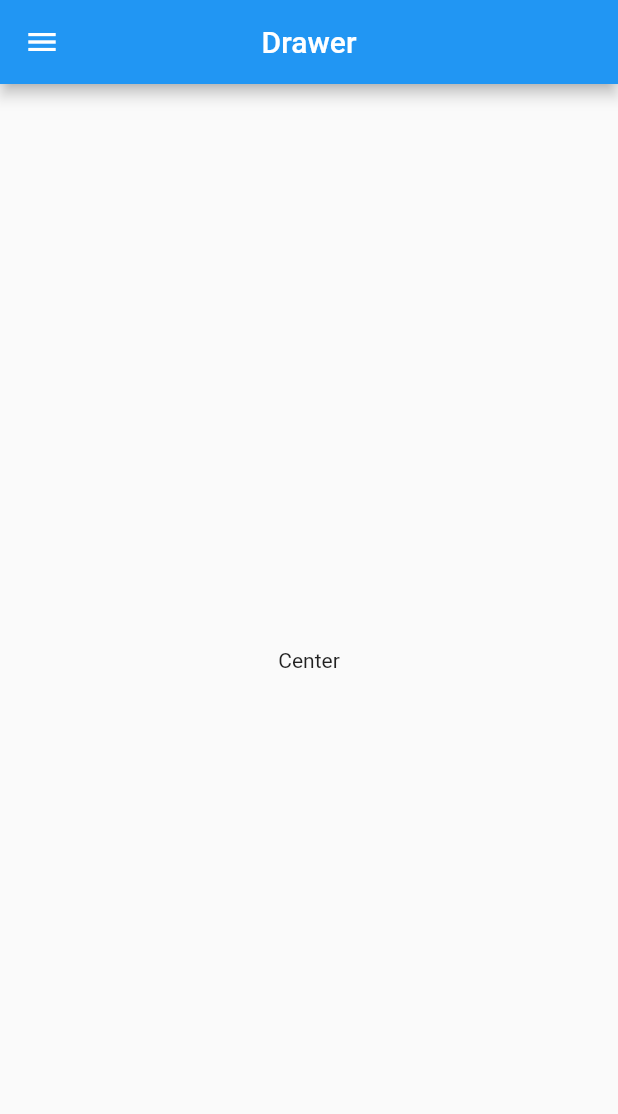
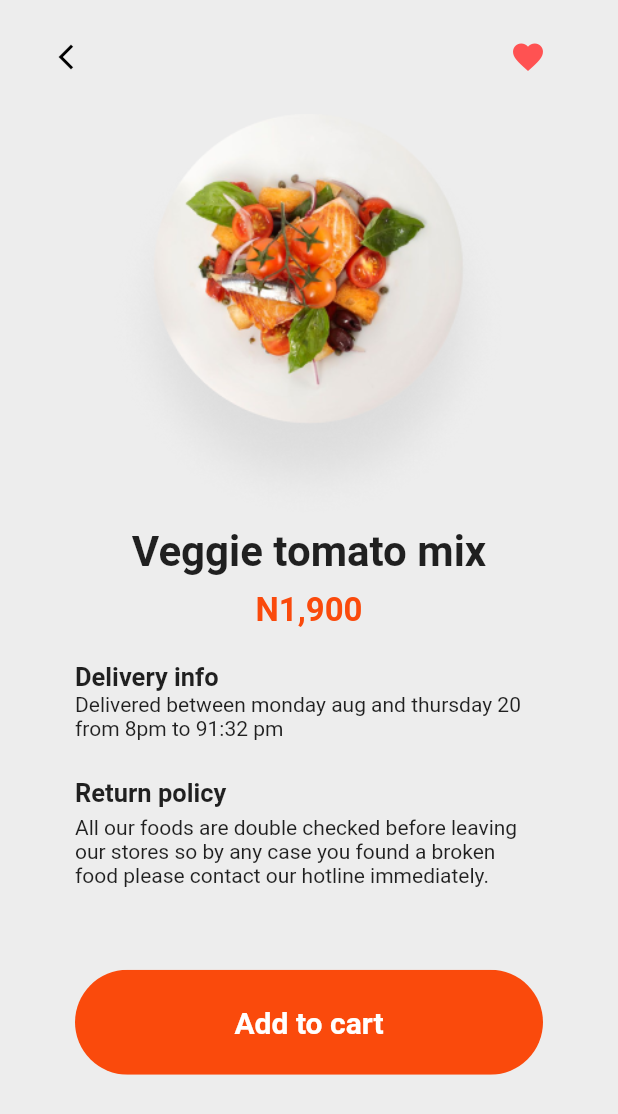
Before and after one commit to mfajarhafidh/Food-Delivery, a Flutter app: the screen it shows after launch, on a phone screen of 412 x 824 dp. Shown: the top 1114 px of the screen. Run offline on Flutter 3.47's test engine with Material 2 defaults, Android fonts, the light colour scheme and no system bars; our stand-ins replace flutter_svg; missing offline and left inert: shrink_sidemenu; Roboto replaces fonts that are missing (SF Pro, SF-Pro).

Commit message:
feat: add detail product from mas aris

```diff
--- a/lib/main.dart
+++ b/lib/main.dart
@@ -1,3 +1,4 @@
+import 'package:assigment_isi/pages/detail_product/detail_product_screen.dart';
 import 'package:assigment_isi/pages/drawer/shrink_drawer_screen.dart';
 import 'package:assigment_isi/pages/profile/profile_change_screen.dart';
 import 'package:assigment_isi/pages/profile/profile_screen.dart';
@@ -17,6 +18,6 @@ class MainApp extends StatelessWidget {
         theme: ThemeData(
           fontFamily: 'SF-Pro',
         ),
-        home: MyHomePage(title: "Drawer"));
+        home: DetailProductScreen());
   }
 }
--- /dev/null
+++ b/lib/pages/detail_product/detail_product_screen.dart
@@ -0,0 +1,141 @@
+import 'package:flutter/material.dart';
+
+import 'package:assigment_isi/widgets/cta_button_widget.dart';
+
+class DetailProductScreen extends StatefulWidget {
+  const DetailProductScreen({super.key});
+
+  @override
+  State<DetailProductScreen> createState() => _DetailProductScreenState();
+}
+
+class _DetailProductScreenState extends State<DetailProductScreen> {
+  Color _iconColor = Colors.redAccent;
+  bool _selectedIndex = true;
+  int position = 1;
+  _onSelected(bool index) {
+    //https://inducesmile.com/google-flutter/how-to-change-the-background-color-of-selected-listview-in-flutter/
+    setState(() {
+      _selectedIndex = index;
+    });
+  }
+
+  void pressedFavorite() {}
+
+  @override
+  Widget build(BuildContext context) {
+    return SafeArea(
+      child: Scaffold(
+        backgroundColor: const Color(0xffEDEDED),
+        body: ListView(
+          children: [
+            Column(
+              children: [
+                Padding(
+                  padding:
+                      const EdgeInsets.symmetric(horizontal: 20, vertical: 10),
+                  child: Row(
+                    mainAxisAlignment: MainAxisAlignment.spaceBetween,
+                    children: [
+                      IconButton(
+                        onPressed: null,
+                        icon: Icon(
+                          Icons.arrow_back_ios_new,
+                          size: 20,
+                          color: Colors.black,
+                        ),
+                      ),
+                      Expanded(
+                        child: ListTile(
+                            trailing: IconButton(
+                                icon: Icon(
+                                  Icons.favorite,
+                                  color: _iconColor,
+                                ),
+                                onPressed: () {
+                                  setState(() {
+                                    _iconColor = Colors.redAccent;
+                                  });
+                                })),
+                      ),
+                    ],
+                  ),
+                ),
+                SizedBox(
+                  height: 275,
+                  width: 275,
+                  child: Image.asset('assets/img/food_0.png'),
+                ),
+                Container(
+                  child: Text(
+                    'Veggie tomato mix',
+                    style: TextStyle(
+                        fontSize: 28,
+                        fontFamily: 'SF Pro',
+                        fontWeight: FontWeight.bold),
+                  ),
+                ),
+                Container(
+                  padding: EdgeInsets.only(top: 10),
+                  child: Text(
+                    'N1,900',
+                    style: TextStyle(
+                        color: Color(0xffFA4A0C),
+                        fontSize: 22,
+                        fontFamily: 'SF Pro',
+                        fontWeight: FontWeight.bold),
+                  ),
+                ),
+                Padding(
+                  padding: const EdgeInsets.symmetric(horizontal: 50),
+                  child: Column(
+                    crossAxisAlignment: CrossAxisAlignment.start,
+                    children: [
+                      Container(
+                        padding: EdgeInsets.only(top: 21.5),
+                        child: Text(
+                          'Delivery info',
+                          textAlign: TextAlign.start,
+                          style: TextStyle(
+                              fontSize: 17,
+                              fontFamily: 'SF Pro',
+                              fontWeight: FontWeight.w600),
+                        ),
+                      ),
+                      Container(
+                        child: Text(
+                            'Delivered between monday aug and thursday 20 from 8pm to 91:32 pm'),
+                      ),
+                      SizedBox(
+                        height: 20,
+                      ),
+                      Container(
+                        padding: EdgeInsets.symmetric(vertical: 5),
+                        child: Text(
+                          'Return policy',
+                          textAlign: TextAlign.start,
+                          style: TextStyle(
+                              fontSize: 17,
+                              fontFamily: 'SF Pro',
+                              fontWeight: FontWeight.w600),
+                        ),
+                      ),
+                      Container(
+                        child: Text(
+                            'All our foods are double checked before leaving our stores so by any case you found a broken food please contact our hotline immediately.'),
+                      ),
+                      Padding(
+                        padding: const EdgeInsets.only(bottom: 20),
+                        child: Ctabutton(textTitle: 'Add to cart'),
+                      )
+                    ],
+                  ),
+                )
+              ],
+            ),
+          ],
+        ),
+      ),
+    );
+  }
+}
--- /dev/null
+++ b/lib/widgets/cta_button_widget.dart
@@ -0,0 +1,44 @@
+import 'package:flutter/material.dart';
+
+class Ctabutton extends StatelessWidget {
+  const Ctabutton({
+    Key? key,
+    required this.textTitle,
+  }) : super(key: key);
+  final String textTitle;
+
+  @override
+  Widget build(BuildContext context) {
+    return Container(
+      padding: const EdgeInsets.only(top: 55),
+      child: ClipRRect(
+        borderRadius: BorderRadius.circular(50),
+        child: Stack(
+          alignment: Alignment.center,
+          children: [
+            SizedBox(
+              height: 70,
+              width: 314,
+              child: TextButton(
+                style: TextButton.styleFrom(
+                  backgroundColor: const Color(0xffFA4A0C),
+                  foregroundColor: Colors.white,
+                  padding: const EdgeInsets.all(4),
+                  textStyle: const TextStyle(fontSize: 16),
+                ),
+                onPressed: () {},
+                child: Text(
+                  textTitle,
+                  style: const TextStyle(
+                      fontFamily: 'SF Pro',
+                      fontSize: 20,
+                      fontWeight: FontWeight.bold),
+                ),
+              ),
+            ),
+          ],
+        ),
+      ),
+    );
+  }
+}
```
Also changed, not shown: assets/img/food_0.png (added).
